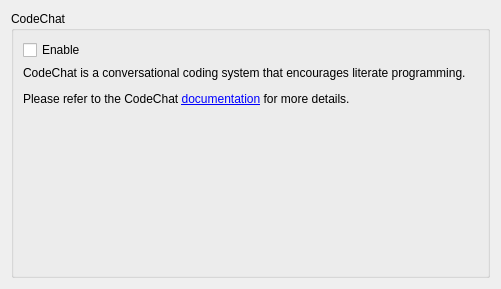
Before: the Qt Designer form enki/plugins/preview/Settings.ui in andreikop/enki, drawn with Qt 5.
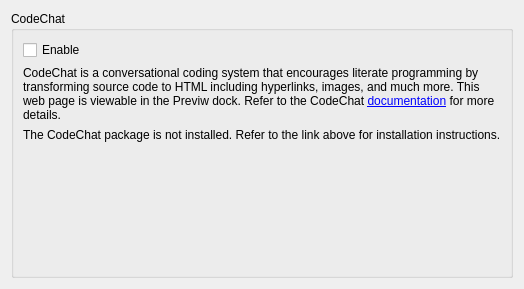
After: the same form once the commit is applied.

Commit message: Add: Better explanation of CodeCode.      Notification if CodeChat isn't installed.

```diff
--- a/enki/plugins/preview/Settings.ui
+++ b/enki/plugins/preview/Settings.ui
@@ -36,7 +36,7 @@
       <item>
        <widget class="QLabel" name="label">
         <property name="text">
-         <string>&lt;html&gt;&lt;head/&gt;&lt;body&gt;&lt;p&gt;CodeChat is a conversational coding system that encourages literate programming. &lt;/p&gt;&lt;p&gt;Please refer to the CodeChat &lt;a href=&quot;http://bitbucket.org/bjones/documentation/overview&quot;&gt;&lt;span style=&quot; text-decoration: underline; color:#0000ff;&quot;&gt;documentation&lt;/span&gt;&lt;/a&gt; for more details.&lt;/p&gt;&lt;/body&gt;&lt;/html&gt;</string>
+         <string>&lt;html&gt;&lt;head/&gt;&lt;body&gt;&lt;p&gt;CodeChat is a conversational coding system that encourages literate programming by transforming source code to HTML including hyperlinks, images, and much more. This web page is viewable in the Previw dock. Refer to the CodeChat &lt;a href=&quot;http://bitbucket.org/bjones/documentation/overview&quot;&gt;&lt;span style=&quot; text-decoration: underline; color:#0000ff;&quot;&gt;documentation&lt;/span&gt;&lt;/a&gt; for more details.&lt;/p&gt;&lt;/body&gt;&lt;/html&gt;</string>
         </property>
         <property name="wordWrap">
          <bool>true</bool>
@@ -46,6 +46,13 @@
         </property>
        </widget>
       </item>
+      <item>
+       <widget class="QLabel" name="labelNotInstalled">
+        <property name="text">
+         <string>The CodeChat package is not installed. Refer to the link above for installation instructions.</string>
+        </property>
+       </widget>
+      </item>
       <item>
        <spacer name="verticalSpacer">
         <property name="orientation">
```
The commit also changes 1 other file.
